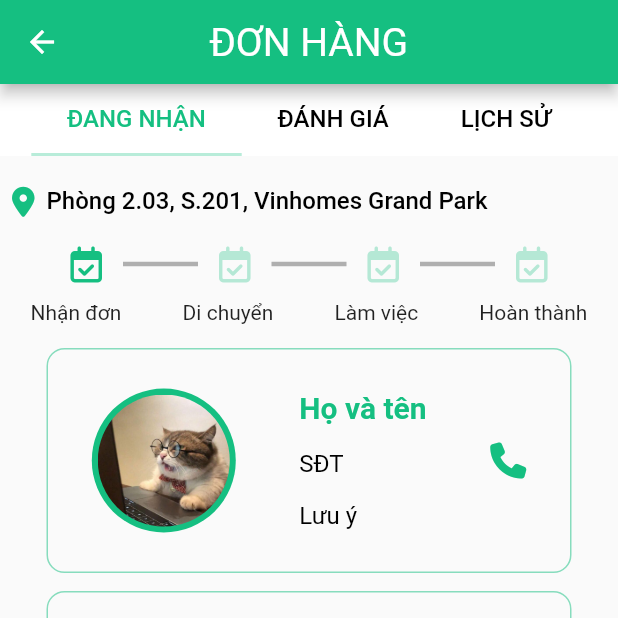
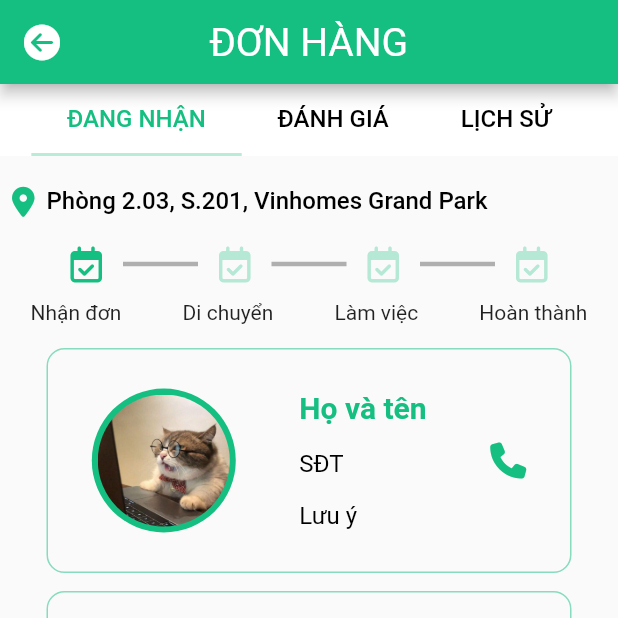
Before and after one commit to fptu-team-404-not-found/co_tam_houseworker_mobile, a Flutter app: the OrderPage screen opened by its route, on a phone screen of 412 x 824 dp, the top half of it. Run offline on Flutter 3.47's test engine with Material 2 defaults, Android fonts, the phone set to English and light mode, and no system bars; our stand-ins replace flutter_clean_architecture, font_awesome_flutter.

Commit message:
[tienhuynh-tn] modify top_app_bar, notification_page done

```diff
--- a/lib/app/pages/home/home_view.dart
+++ b/lib/app/pages/home/home_view.dart
@@ -7,6 +7,7 @@ import 'package:flutter/material.dart';
 import 'package:flutter_clean_architecture/flutter_clean_architecture.dart';
 import 'package:font_awesome_flutter/font_awesome_flutter.dart';
 
+import '../../utils/routes.dart';
 import '../../widgets/information/avatar.dart';
 
 class HomePage extends View {
@@ -21,9 +22,9 @@ class HomePageView extends ViewState<HomePage, HomeController> {
 
   @override
   Widget get view => Scaffold(
-    appBar: const PreferredSize(
-        preferredSize: Size(VisualDensity.maximumDensity, 56),
-        child: TopAppBar("Xin chào", null)
+    appBar: PreferredSize(
+        preferredSize: const Size(VisualDensity.maximumDensity, 56),
+        child: TopAppBar("Xin chào", null, FontAwesomeIcons.bell, () => {Navigator.pushNamed(context, Routes.notificationPage)})
     ),
     body: SingleChildScrollView(
       child: Column(
--- a/lib/app/pages/login/login_view.dart
+++ b/lib/app/pages/login/login_view.dart
@@ -20,7 +20,7 @@ class LoginPageView extends ViewState<LoginPage, LoginController> {
   Widget get view => Scaffold(
     appBar: const PreferredSize(
         preferredSize: Size(VisualDensity.maximumDensity, 56),
-        child: TopAppBar('Cô Tấm', null)
+        child: TopAppBar('Cô Tấm', null, null, null)
     ),
     body: Column(
       crossAxisAlignment: CrossAxisAlignment.center,
--- /dev/null
+++ b/lib/app/pages/notification/notification_view.dart
@@ -0,0 +1,24 @@
+import 'package:co_tam_houseworker_mobile/app/pages/notification/notification_controller.dart';
+import 'package:co_tam_houseworker_mobile/app/widgets/information/order_information/order_information_tag.dart';
+import 'package:flutter/material.dart';
+import 'package:flutter_clean_architecture/flutter_clean_architecture.dart';
+import 'package:font_awesome_flutter/font_awesome_flutter.dart';
+
+import '../../widgets/app_bar/top_app_bar.dart';
+
+class NotificationPage extends View {
+  const NotificationPage({super.key});
+
+  @override
+  State<StatefulWidget> createState() => NotificationPageView();
+}
+
+class NotificationPageView extends ViewState<NotificationPage, NotificationController> {
+  NotificationPageView() : super(NotificationController());
+
+  @override
+  Widget get view => const Scaffold(
+      appBar: PreferredSize(preferredSize: Size.fromHeight(56), child: TopAppBar('THÔNG BÁO', FontAwesomeIcons.circleArrowLeft, null, null)),
+      body: OrderInformationTag(iconData: FontAwesomeIcons.info, mainInfo: 'Dọn dẹp vệ sinh nhà cửa', subInfo: 'Xác nhận đơn thành công', extraInfo: '21-10-2022')
+  );
+}
--- a/lib/app/pages/order/order_receiving.dart
+++ b/lib/app/pages/order/order_receiving.dart
@@ -3,7 +3,6 @@ import 'package:flutter/material.dart';
 import 'package:flutter_clean_architecture/flutter_clean_architecture.dart';
 import 'package:font_awesome_flutter/font_awesome_flutter.dart';
 
-import '../../widgets/button/action_button.dart';
 import '../../widgets/information/order_information/order_details_information_card.dart';
 import '../../widgets/information/order_information/order_details_summary.dart';
 import '../../widgets/information/person_information_card.dart';
--- a/lib/app/pages/order/order_view.dart
+++ b/lib/app/pages/order/order_view.dart
@@ -1,5 +1,6 @@
 import 'package:flutter/material.dart';
 import 'package:flutter_clean_architecture/flutter_clean_architecture.dart';
+import 'package:font_awesome_flutter/font_awesome_flutter.dart';
 
 import '../../widgets/app_bar/tab_controller.dart';
 import '../../widgets/app_bar/top_app_bar.dart';
@@ -17,7 +18,7 @@ class OrderPageView extends ViewState<OrderPage, OrderController> {
 
   @override
   Widget get view => const Scaffold(
-    appBar: PreferredSize(preferredSize: Size.fromHeight(56), child: TopAppBar('ĐƠN HÀNG', null)),
+    appBar: PreferredSize(preferredSize: Size.fromHeight(56), child: TopAppBar('ĐƠN HÀNG', FontAwesomeIcons.circleArrowLeft, null, null)),
     body: TabControllerWidget()
   );
 }
--- a/lib/app/utils/router.dart
+++ b/lib/app/utils/router.dart
@@ -1,4 +1,5 @@
 import 'package:co_tam_houseworker_mobile/app/pages/home/home_view.dart';
+import 'package:co_tam_houseworker_mobile/app/pages/notification/notification_view.dart';
 import 'package:flutter/material.dart';
 import '../pages/login/login_view.dart';
 import '../pages/order/order_view.dart';
@@ -12,6 +13,8 @@ class Router {
         return MaterialPageRoute(builder: (_) => const HomePage());
       case 'OrderPage':
         return MaterialPageRoute(builder: (_) => const OrderPage());
+      case 'NotificationPage':
+        return MaterialPageRoute(builder: (_) => const NotificationPage());
       default:
         return MaterialPageRoute(builder: (_) {
           return Scaffold(
--- a/lib/app/utils/routes.dart
+++ b/lib/app/utils/routes.dart
@@ -2,4 +2,5 @@ class Routes {
   static const String loginPage = 'LoginPage';
   static const String homePage = 'HomePage';
   static const String orderPage = 'OrderPage';
+  static const String notificationPage = 'NotificationPage';
 }
--- a/lib/app/widgets/app_bar/tab_controller.dart
+++ b/lib/app/widgets/app_bar/tab_controller.dart
@@ -52,7 +52,7 @@ class _TabControllerWidgetState extends State<TabControllerWidget>
   @override
   Widget build(BuildContext context) {
     return Scaffold(
-      appBar: PreferredSize(preferredSize: Size.fromHeight(56), child: Container(
+      appBar: PreferredSize(preferredSize: const Size.fromHeight(56), child: Container(
         width: double.infinity,
         height: 48,
         color: AppColor.secondaryColor100,
--- a/lib/app/widgets/app_bar/top_app_bar.dart
+++ b/lib/app/widgets/app_bar/top_app_bar.dart
@@ -1,17 +1,24 @@
 import 'package:co_tam_houseworker_mobile/app/utils/constant.dart';
 import 'package:flutter/material.dart';
+import 'package:font_awesome_flutter/font_awesome_flutter.dart';
 
 class TopAppBar extends StatelessWidget {
   final String title;
-  final Icon? leadingICon;
+  final IconData? leadingIcon;
+  final IconData? actionIcon;
+  final Function? actionFunction;
 
-  const TopAppBar(this.title, this.leadingICon, {Key? key}) : super(key: key);
+  const TopAppBar(this.title, this.leadingIcon, this.actionIcon, this.actionFunction, {Key? key}) : super(key: key);
 
   @override
   Widget build(BuildContext context) {
     return Scaffold(
       appBar: AppBar(
-        leading: leadingICon,
+        leading: IconButton(onPressed: () {
+          if (leadingIcon != null) {
+            Navigator.pop(context);
+          }
+        }, icon: FaIcon(leadingIcon)),
         centerTitle: true,
         title: Text(title,
             textAlign: TextAlign.center,
@@ -21,6 +28,16 @@ class TopAppBar extends StatelessWidget {
                 fontStyle: FontStyle.normal,
                 color: AppColor.secondaryColor100)),
         backgroundColor: AppColor.primaryColor100,
+        actions: [
+          //Center(child: Padding(padding: const EdgeInsets.only(right: 24), child: FaIcon(actionIcon)))
+          IconButton(
+            onPressed: () {
+              actionFunction!();
+            },
+            icon: FaIcon(actionIcon),
+            alignment: Alignment.center
+          )
+        ],
       )
     );
   }
```
Also changed, not shown: lib/app/pages/notification/notification_controller.dart (added, +7 -0 lines), lib/main.dart (+0 -54 lines).
